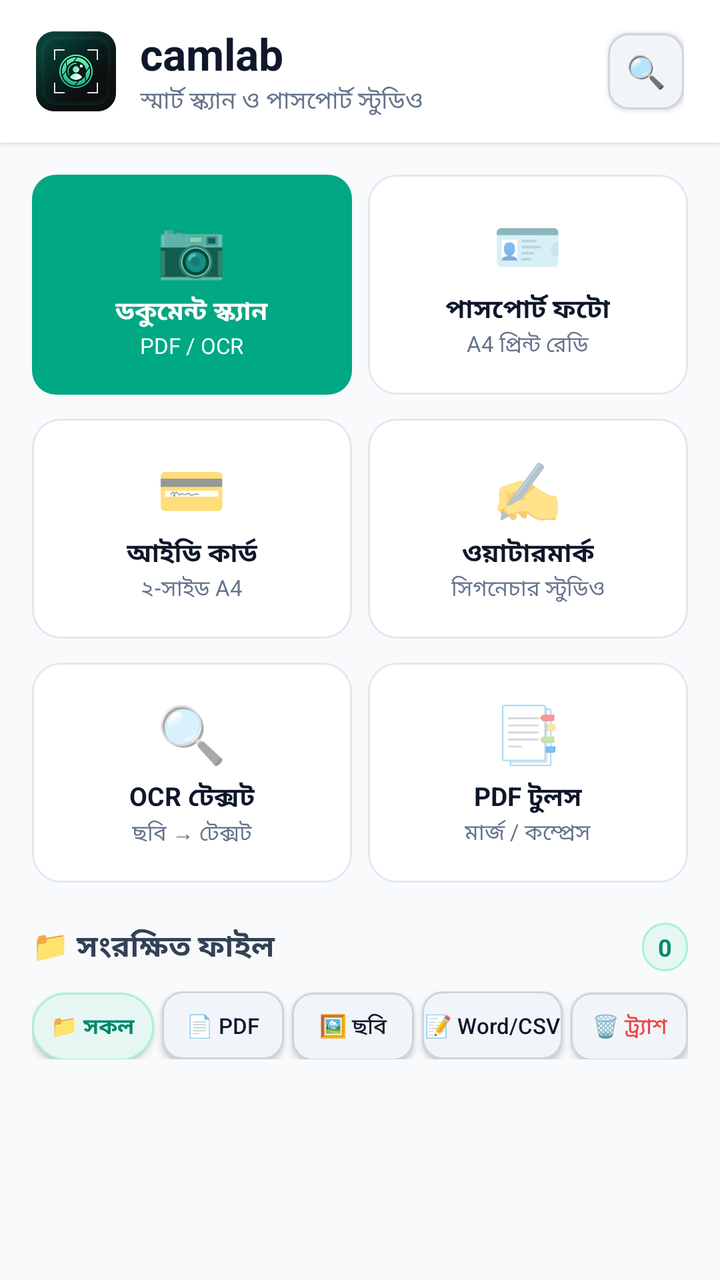
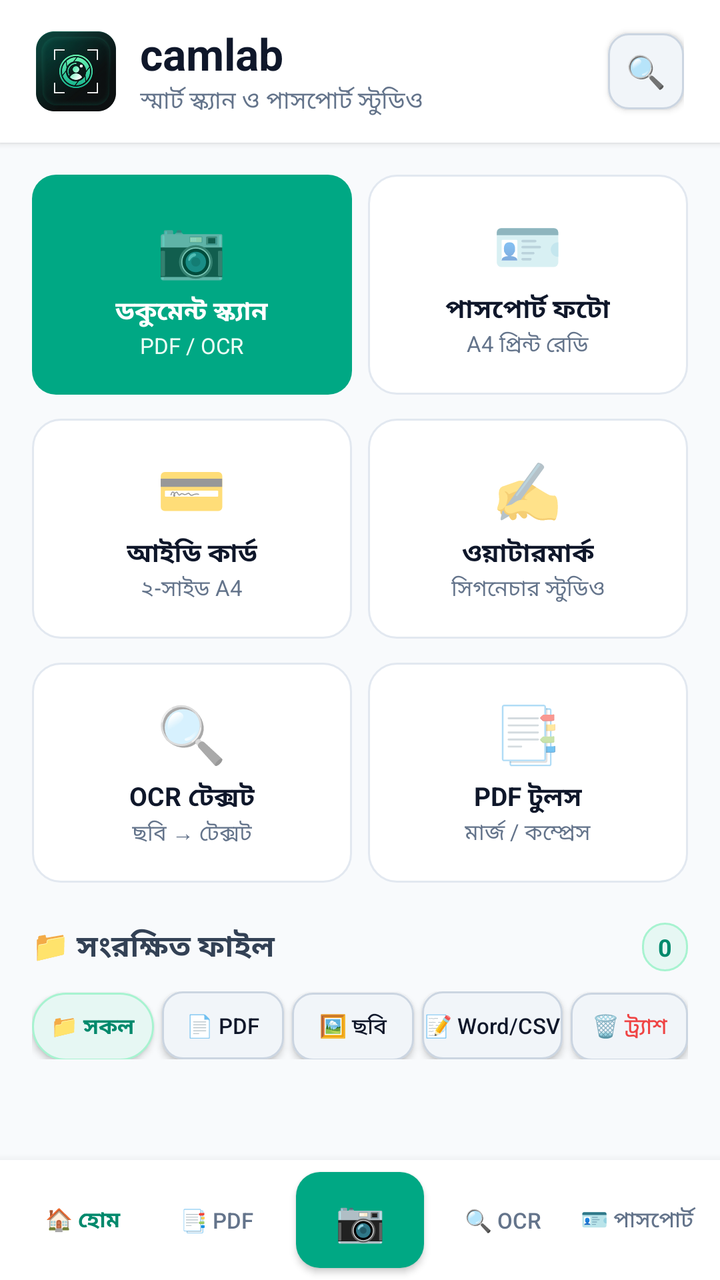

Screens rendered from an Android XML layout before and after an edit, with the pre-edit source and the edit as a unified diff.
<!-- AndroidManifest.xml: application theme Theme.CamLabStudio -->
<!-- res/layout/activity_main.xml -->
<?xml version="1.0" encoding="utf-8"?>
<LinearLayout xmlns:android="http://schemas.android.com/apk/res/android"
    android:layout_width="match_parent"
    android:layout_height="match_parent"
    android:orientation="vertical"
    android:fitsSystemWindows="true"
    android:background="#F8FAFC">

    
    <LinearLayout
        android:layout_width="match_parent"
        android:layout_height="wrap_content"
        android:background="#FFFFFF"
        android:paddingHorizontal="18dp"
        android:paddingVertical="12dp"
        android:gravity="center_vertical"
        android:elevation="2dp">

        <ImageView
            android:layout_width="40dp"
            android:layout_height="40dp"
            android:src="@drawable/ic_camlab_logo"
            android:contentDescription="camlab" />

        <LinearLayout
            android:layout_width="0dp"
            android:layout_height="wrap_content"
            android:layout_weight="1"
            android:layout_marginStart="12dp"
            android:orientation="vertical">

            <TextView
                android:layout_width="wrap_content"
                android:layout_height="wrap_content"
                android:text="camlab"
                android:textColor="#0F172A"
                android:textSize="22sp"
                android:textStyle="bold" />

            <TextView
                android:layout_width="wrap_content"
                android:layout_height="wrap_content"
                android:text="স্মার্ট স্ক্যান ও পাসপোর্ট স্টুডিও"
                android:textColor="#64748B"
                android:textSize="12sp" />
        </LinearLayout>

        
        <androidx.appcompat.widget.AppCompatButton
            android:id="@+id/btn_search"
            android:layout_width="38dp"
            android:layout_height="38dp"
            android:text="🔍"
            android:textSize="16sp"
            android:textAllCaps="false"
            android:background="@drawable/bg_btn_outline"
            android:padding="0dp" />
    </LinearLayout>

    <ScrollView
        android:layout_width="match_parent"
        android:layout_height="match_parent"
        android:fillViewport="true">

        <LinearLayout
            android:layout_width="match_parent"
            android:layout_height="wrap_content"
            android:orientation="vertical"
            android:padding="16dp">

            
            
            <LinearLayout
                android:layout_width="match_parent"
                android:layout_height="wrap_content"
                android:orientation="horizontal"
                android:layout_marginBottom="12dp">

                
                <LinearLayout
                    android:id="@+id/card_doc_scan"
                    android:layout_width="0dp"
                    android:layout_height="110dp"
                    android:layout_weight="1"
                    android:layout_marginEnd="8dp"
                    android:background="@drawable/bg_btn_primary"
                    android:padding="16dp"
                    android:orientation="vertical"
                    android:gravity="center"
                    android:clickable="true"
                    android:focusable="true">

                    <TextView
                        android:layout_width="wrap_content"
                        android:layout_height="wrap_content"
                        android:text="📷"
                        android:textSize="28sp" />

                    <TextView
                        android:layout_width="wrap_content"
                        android:layout_height="wrap_content"
                        android:layout_marginTop="4dp"
                        android:text="ডকুমেন্ট স্ক্যান"
                        android:textColor="#FFFFFF"
                        android:textSize="13sp"
                        android:textStyle="bold"
                        android:gravity="center" />

                    <TextView
                        android:layout_width="wrap_content"
                        android:layout_height="wrap_content"
                        android:text="PDF / OCR"
                        android:textColor="#ECFDF5"
                        android:textSize="11sp"
                        android:gravity="center" />
                </LinearLayout>

                
                <LinearLayout
                    android:id="@+id/card_passport_studio"
                    android:layout_width="0dp"
                    android:layout_height="110dp"
                    android:layout_weight="1"
                    android:background="@drawable/bg_card"
                    android:padding="16dp"
                    android:orientation="vertical"
                    android:gravity="center"
                    android:clickable="true"
                    android:focusable="true">

                    <TextView
                        android:layout_width="wrap_content"
                        android:layout_height="wrap_content"
                        android:text="🪪"
                        android:textSize="28sp" />

                    <TextView
                        android:layout_width="wrap_content"
                        android:layout_height="wrap_content"
                        android:layout_marginTop="4dp"
                        android:text="পাসপোর্ট ফটো"
                        android:textColor="#0F172A"
                        android:textSize="13sp"
                        android:textStyle="bold"
                        android:gravity="center" />

                    <TextView
                        android:layout_width="wrap_content"
                        android:layout_height="wrap_content"
                        android:text="A4 প্রিন্ট রেডি"
                        android:textColor="#64748B"
                        android:textSize="11sp"
                        android:gravity="center" />
                </LinearLayout>
            </LinearLayout>

            
            <LinearLayout
                android:layout_width="match_parent"
                android:layout_height="wrap_content"
                android:orientation="horizontal"
                android:layout_marginBottom="12dp">

                
                <LinearLayout
                    android:id="@+id/card_id_card"
                    android:layout_width="0dp"
                    android:layout_height="110dp"
                    android:layout_weight="1"
                    android:layout_marginEnd="8dp"
                    android:background="@drawable/bg_card"
                    android:padding="16dp"
                    android:orientation="vertical"
                    android:gravity="center"
                    android:clickable="true"
                    android:focusable="true">

                    <TextView
                        android:layout_width="wrap_content"
                        android:layout_height="wrap_content"
                        android:text="💳"
                        android:textSize="28sp" />

                    <TextView
                        android:layout_width="wrap_content"
                        android:layout_height="wrap_content"
                        android:layout_marginTop="4dp"
                        android:text="আইডি কার্ড"
                        android:textColor="#0F172A"
                        android:textSize="13sp"
                        android:textStyle="bold"
                        android:gravity="center" />

                    <TextView
                        android:layout_width="wrap_content"
                        android:layout_height="wrap_content"
                        android:text="২-সাইড A4"
                        android:textColor="#64748B"
                        android:textSize="11sp"
                        android:gravity="center" />
                </LinearLayout>

                
                <LinearLayout
                    android:id="@+id/card_watermark"
                    android:layout_width="0dp"
                    android:layout_height="110dp"
                    android:layout_weight="1"
                    android:background="@drawable/bg_card"
                    android:padding="16dp"
                    android:orientation="vertical"
                    android:gravity="center"
                    android:clickable="true"
                    android:focusable="true">

                    <TextView
                        android:layout_width="wrap_content"
                        android:layout_height="wrap_content"
                        android:text="✍️"
                        android:textSize="28sp" />

                    <TextView
                        android:layout_width="wrap_content"
                        android:layout_height="wrap_content"
                        android:layout_marginTop="4dp"
                        android:text="ওয়াটারমার্ক"
                        android:textColor="#0F172A"
                        android:textSize="13sp"
                        android:textStyle="bold"
                        android:gravity="center" />

                    <TextView
                        android:layout_width="wrap_content"
                        android:layout_height="wrap_content"
                        android:text="সিগনেচার স্টুডিও"
                        android:textColor="#64748B"
                        android:textSize="11sp"
                        android:gravity="center" />
                </LinearLayout>
            </LinearLayout>

            
            <LinearLayout
                android:layout_width="match_parent"
                android:layout_height="wrap_content"
                android:orientation="horizontal"
                android:layout_marginBottom="20dp">

                
                <LinearLayout
                    android:id="@+id/card_ocr"
                    android:layout_width="0dp"
                    android:layout_height="110dp"
                    android:layout_weight="1"
                    android:layout_marginEnd="8dp"
                    android:background="@drawable/bg_card"
                    android:padding="16dp"
                    android:orientation="vertical"
                    android:gravity="center"
                    android:clickable="true"
                    android:focusable="true">

                    <TextView
                        android:layout_width="wrap_content"
                        android:layout_height="wrap_content"
                        android:text="🔍"
                        android:textSize="28sp" />

                    <TextView
                        android:layout_width="wrap_content"
                        android:layout_height="wrap_content"
                        android:layout_marginTop="4dp"
                        android:text="OCR টেক্সট"
                        android:textColor="#0F172A"
                        android:textSize="13sp"
                        android:textStyle="bold"
                        android:gravity="center" />

                    <TextView
                        android:layout_width="wrap_content"
                        android:layout_height="wrap_content"
                        android:text="ছবি → টেক্সট"
                        android:textColor="#64748B"
                        android:textSize="11sp"
                        android:gravity="center" />
                </LinearLayout>

                
                <LinearLayout
                    android:id="@+id/card_pdf_tools"
                    android:layout_width="0dp"
                    android:layout_height="110dp"
                    android:layout_weight="1"
                    android:background="@drawable/bg_card"
                    android:padding="16dp"
                    android:orientation="vertical"
                    android:gravity="center"
                    android:clickable="true"
                    android:focusable="true">

                    <TextView
                        android:layout_width="wrap_content"
                        android:layout_height="wrap_content"
                        android:text="📑"
                        android:textSize="28sp" />

                    <TextView
                        android:layout_width="wrap_content"
                        android:layout_height="wrap_content"
                        android:layout_marginTop="4dp"
                        android:text="PDF টুলস"
                        android:textColor="#0F172A"
                        android:textSize="13sp"
                        android:textStyle="bold"
                        android:gravity="center" />

                    <TextView
                        android:layout_width="wrap_content"
                        android:layout_height="wrap_content"
                        android:text="মার্জ / কম্প্রেস"
                        android:textColor="#64748B"
                        android:textSize="11sp"
                        android:gravity="center" />
                </LinearLayout>
            </LinearLayout>

            
            <LinearLayout
                android:layout_width="match_parent"
                android:layout_height="wrap_content"
                android:orientation="horizontal"
                android:gravity="center_vertical"
                android:layout_marginBottom="10dp">

                <TextView
                    android:layout_width="0dp"
                    android:layout_height="wrap_content"
                    android:layout_weight="1"
                    android:text="📁 সংরক্ষিত ফাইল"
                    android:textColor="#334155"
                    android:textSize="15sp"
                    android:textStyle="bold" />

                <TextView
                    android:id="@+id/tv_file_count"
                    android:layout_width="wrap_content"
                    android:layout_height="wrap_content"
                    android:background="@drawable/bg_chip"
                    android:paddingHorizontal="8dp"
                    android:paddingVertical="4dp"
                    android:text="0"
                    android:textColor="#00896C"
                    android:textStyle="bold"
                    android:textSize="12sp" />
            </LinearLayout>

            
            <LinearLayout
                android:layout_width="match_parent"
                android:layout_height="wrap_content"
                android:orientation="horizontal"
                android:layout_marginBottom="10dp">

                <androidx.appcompat.widget.AppCompatButton
                    android:id="@+id/btn_vault_all"
                    android:layout_width="0dp"
                    android:layout_height="34dp"
                    android:layout_weight="1"
                    android:layout_marginEnd="4dp"
                    android:background="@drawable/bg_chip"
                    android:text="📁 সকল"
                    android:textAllCaps="false"
                    android:textColor="#00896C"
                    android:textSize="11sp"
                    android:textStyle="bold" />

                <androidx.appcompat.widget.AppCompatButton
                    android:id="@+id/btn_vault_pdf"
                    android:layout_width="0dp"
                    android:layout_height="34dp"
                    android:layout_weight="1"
                    android:layout_marginEnd="4dp"
                    android:background="@drawable/bg_btn_outline"
                    android:text="📄 PDF"
                    android:textAllCaps="false"
                    android:textColor="#0F172A"
                    android:textSize="11sp" />

                <androidx.appcompat.widget.AppCompatButton
                    android:id="@+id/btn_vault_img"
                    android:layout_width="0dp"
                    android:layout_height="34dp"
                    android:layout_weight="1"
                    android:layout_marginEnd="4dp"
                    android:background="@drawable/bg_btn_outline"
                    android:text="🖼️ ছবি"
                    android:textAllCaps="false"
                    android:textColor="#0F172A"
                    android:textSize="11sp" />

                <androidx.appcompat.widget.AppCompatButton
                    android:id="@+id/btn_vault_doc"
                    android:layout_width="0dp"
                    android:layout_height="34dp"
                    android:layout_weight="1.15"
                    android:layout_marginEnd="4dp"
                    android:background="@drawable/bg_btn_outline"
                    android:text="📝 Word/CSV"
                    android:textAllCaps="false"
                    android:textColor="#0F172A"
                    android:textSize="11sp" />

                <androidx.appcompat.widget.AppCompatButton
                    android:id="@+id/btn_vault_trash"
                    android:layout_width="0dp"
                    android:layout_height="34dp"
                    android:layout_weight="0.95"
                    android:background="@drawable/bg_btn_outline"
                    android:text="🗑️ ট্র্যাশ"
                    android:textAllCaps="false"
                    android:textColor="#EF4444"
                    android:textSize="11sp" />
            </LinearLayout>

            
            <LinearLayout
                android:id="@+id/saved_files_container"
                android:layout_width="match_parent"
                android:layout_height="wrap_content"
                android:orientation="vertical" />

        </LinearLayout>
    </ScrollView>
</LinearLayout>
<!-- resources referenced by this layout -->
<resources>
  <!-- drawable bg_btn_outline (drawable) -->
  <?xml version="1.0" encoding="utf-8"?>
  <shape xmlns:android="http://schemas.android.com/apk/res/android" android:shape="rectangle">
      <solid android:color="#F1F5F9" />
      <corners android:radius="10dp" />
      <stroke android:width="1dp" android:color="#CBD5E1" />
  </shape>
  <!-- drawable bg_btn_primary (drawable) -->
  <?xml version="1.0" encoding="utf-8"?>
  <shape xmlns:android="http://schemas.android.com/apk/res/android" android:shape="rectangle">
      <solid android:color="#00A884" />
      <corners android:radius="12dp" />
  </shape>
  <!-- drawable bg_card (drawable) -->
  <?xml version="1.0" encoding="utf-8"?>
  <shape xmlns:android="http://schemas.android.com/apk/res/android" android:shape="rectangle">
      <solid android:color="#FFFFFF" />
      <corners android:radius="14dp" />
      <stroke android:width="1dp" android:color="#E2E8F0" />
  </shape>
  <!-- drawable bg_chip (drawable) -->
  <?xml version="1.0" encoding="utf-8"?>
  <shape xmlns:android="http://schemas.android.com/apk/res/android" android:shape="rectangle">
      <solid android:color="#E6F7F3" />
      <corners android:radius="20dp" />
      <stroke android:width="1dp" android:color="#A7F3D0" />
  </shape>
  <!-- drawable ic_camlab_logo: png bitmap (drawable, 90213 bytes) -->
  <style name="Theme.CamLabStudio" parent="Theme.MaterialComponents.Light.NoActionBar">
          <item name="colorPrimary">#00A884</item>
          <item name="colorPrimaryDark">#00896C</item>
          <item name="colorAccent">#00A884</item>
          <item name="android:statusBarColor">#00896C</item>
          <item name="android:textAllCaps">false</item>
      </style>
</resources>

<!-- the commit's change to res/layout/activity_main.xml (unified diff, before → after) -->
@@ -59,7 +59,8 @@
 
     <ScrollView
         android:layout_width="match_parent"
-        android:layout_height="match_parent"
+        android:layout_height="0dp"
+        android:layout_weight="1"
         android:fillViewport="true">
 
         <LinearLayout
@@ -431,4 +432,71 @@
 
         </LinearLayout>
     </ScrollView>
+
+    
+    <LinearLayout
+        android:layout_width="match_parent"
+        android:layout_height="60dp"
+        android:background="#FFFFFF"
+        android:elevation="8dp"
+        android:gravity="center_vertical"
+        android:orientation="horizontal"
+        android:paddingHorizontal="8dp">
+
+        <androidx.appcompat.widget.AppCompatButton
+            android:id="@+id/btn_nav_home"
+            android:layout_width="0dp"
+            android:layout_height="44dp"
+            android:layout_weight="1"
+            android:background="@android:color/transparent"
+            android:text="🏠 হোম"
+            android:textAllCaps="false"
+            android:textColor="#00896C"
+            android:textSize="11sp"
+            android:textStyle="bold" />
+
+        <androidx.appcompat.widget.AppCompatButton
+            android:id="@+id/btn_nav_pdf"
+            android:layout_width="0dp"
+            android:layout_height="44dp"
+            android:layout_weight="1"
+            android:background="@android:color/transparent"
+            android:text="📑 PDF"
+            android:textAllCaps="false"
+            android:textColor="#64748B"
+            android:textSize="11sp" />
+
+        <androidx.appcompat.widget.AppCompatButton
+            android:id="@+id/btn_nav_camera_fab"
+            android:layout_width="64dp"
+            android:layout_height="48dp"
+            android:layout_marginHorizontal="6dp"
+            android:background="@drawable/bg_btn_primary"
+            android:text="📷"
+            android:textAllCaps="false"
+            android:textColor="#FFFFFF"
+            android:textSize="20sp" />
+
+        <androidx.appcompat.widget.AppCompatButton
+            android:id="@+id/btn_nav_ocr"
+            android:layout_width="0dp"
+            android:layout_height="44dp"
+            android:layout_weight="1"
+            android:background="@android:color/transparent"
+            android:text="🔍 OCR"
+            android:textAllCaps="false"
+            android:textColor="#64748B"
+            android:textSize="11sp" />
+
+        <androidx.appcompat.widget.AppCompatButton
+            android:id="@+id/btn_nav_passport"
+            android:layout_width="0dp"
+            android:layout_height="44dp"
+            android:layout_weight="1"
+            android:background="@android:color/transparent"
+            android:text="🪪 পাসপোর্ট"
+            android:textAllCaps="false"
+            android:textColor="#64748B"
+            android:textSize="11sp" />
+    </LinearLayout>
 </LinearLayout>
